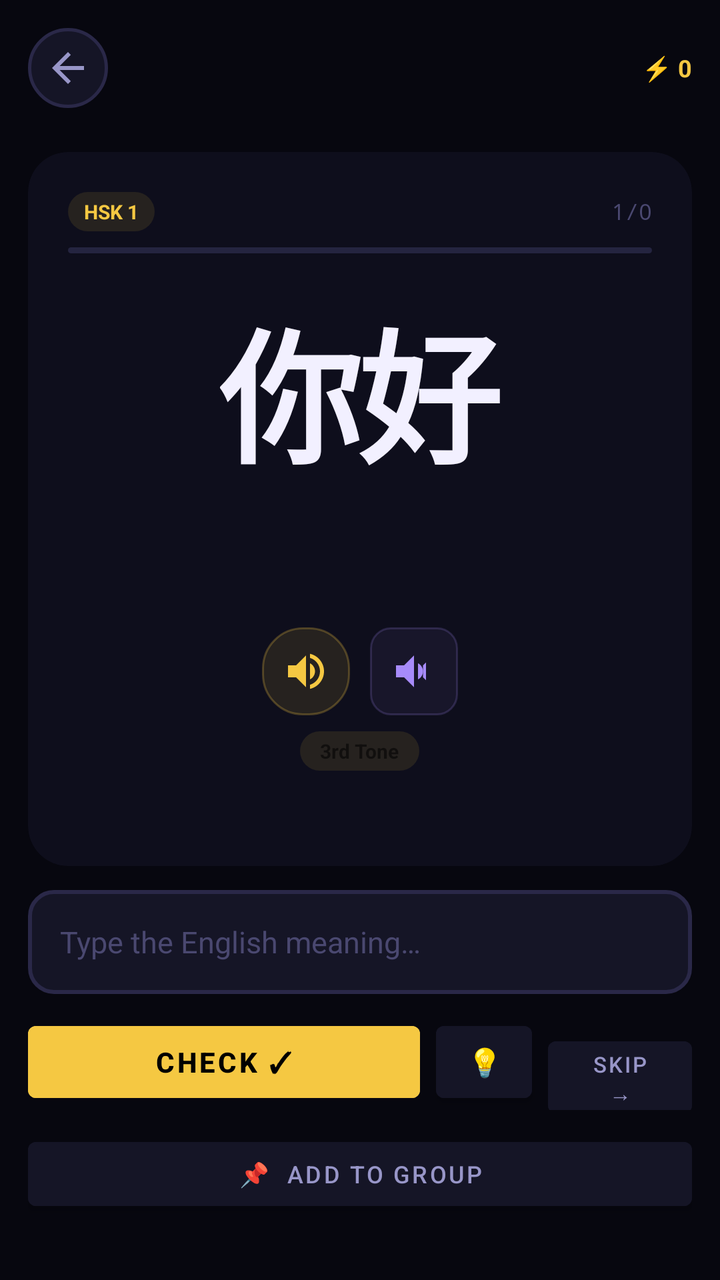
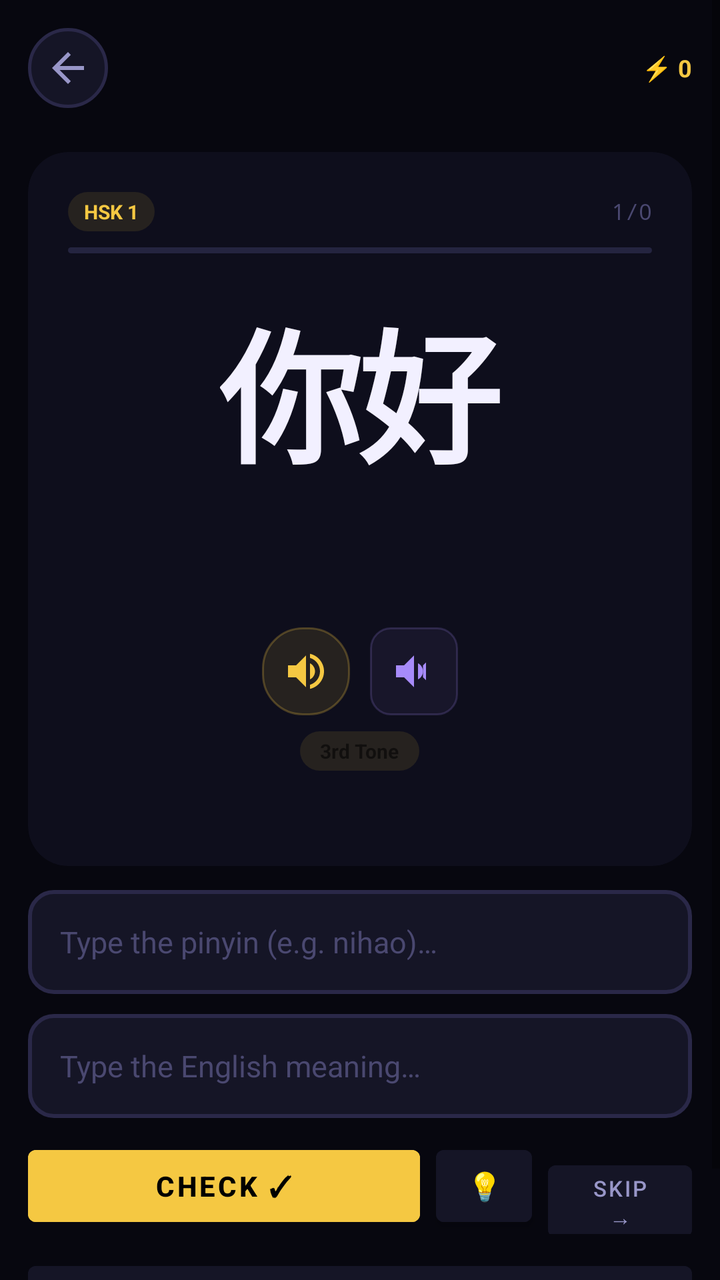

Before-and-after screenshots of an Android layout around one commit, followed by the original layout XML and the change that was made.
<!-- AndroidManifest.xml: application theme AppTheme -->
<!-- res/layout/fragment_practice.xml -->
<?xml version="1.0" encoding="utf-8"?>
<ScrollView xmlns:android="http://schemas.android.com/apk/res/android"
    xmlns:app="http://schemas.android.com/apk/res-auto"
    android:layout_width="match_parent" android:layout_height="match_parent"
    android:background="@color/bg" android:fillViewport="true">
    <LinearLayout android:layout_width="match_parent" android:layout_height="wrap_content"
        android:orientation="vertical" android:padding="14dp">

        
        <LinearLayout android:layout_width="match_parent" android:layout_height="wrap_content"
            android:orientation="horizontal" android:gravity="center_vertical" android:layout_marginBottom="10dp">
            <ImageButton android:id="@+id/btnBack" android:layout_width="40dp" android:layout_height="40dp"
                android:src="@drawable/ic_back" android:background="@drawable/bg_pill"
                android:padding="8dp"/>
            <View android:layout_width="0dp" android:layout_height="1dp" android:layout_weight="1"/>
            <TextView android:id="@+id/tvXpTop" android:layout_width="wrap_content"
                android:layout_height="wrap_content" android:text="⚡ 0"
                android:textSize="12sp" android:textStyle="bold" android:textColor="@color/gold"/>
        </LinearLayout>

        
        <HorizontalScrollView android:layout_width="match_parent" android:layout_height="wrap_content"
            android:scrollbars="none" android:layout_marginBottom="12dp">
            <LinearLayout android:id="@+id/llPills" android:layout_width="wrap_content"
                android:layout_height="wrap_content" android:orientation="horizontal"/>
        </HorizontalScrollView>

        
        <androidx.cardview.widget.CardView android:id="@+id/cardWord"
            android:layout_width="match_parent" android:layout_height="wrap_content"
            android:layout_marginBottom="12dp"
            app:cardBackgroundColor="@color/bg2" app:cardCornerRadius="20dp" app:cardElevation="0dp">
            <LinearLayout android:layout_width="match_parent" android:layout_height="wrap_content"
                android:orientation="vertical" android:padding="20dp" android:gravity="center">

                <LinearLayout android:layout_width="match_parent" android:layout_height="wrap_content"
                    android:orientation="horizontal" android:gravity="center_vertical" android:layout_marginBottom="8dp">
                    <TextView android:id="@+id/tvHskBadge" android:layout_width="wrap_content"
                        android:layout_height="wrap_content" android:text="HSK 1"
                        android:textSize="10sp" android:textStyle="bold"
                        android:background="@drawable/bg_badge" android:paddingHorizontal="8dp" android:paddingVertical="3dp"
                        android:textColor="@color/gold"/>
                    <View android:layout_width="0dp" android:layout_height="1dp" android:layout_weight="1"/>
                    <TextView android:id="@+id/tvCounter" android:layout_width="wrap_content"
                        android:layout_height="wrap_content" android:text="1/0"
                        android:textSize="11sp" android:textColor="@color/text_muted" android:fontFamily="monospace"/>
                </LinearLayout>

                <ProgressBar android:id="@+id/pbProgress"
                    style="?android:attr/progressBarStyleHorizontal"
                    android:layout_width="match_parent" android:layout_height="3dp"
                    android:progressDrawable="@drawable/pb_word" android:layout_marginBottom="16dp"/>

                <TextView android:id="@+id/tvChar" android:layout_width="wrap_content"
                    android:layout_height="wrap_content" android:text="你好"
                    android:textSize="72sp" android:textStyle="bold"
                    android:textColor="@color/text_primary" android:layout_marginBottom="8dp"
                    android:letterSpacing="-0.03"/>

                <TextView android:id="@+id/tvPinyin" android:layout_width="wrap_content"
                    android:layout_height="wrap_content" android:text=""
                    android:textSize="17sp" android:textColor="@color/violet"
                    android:textStyle="italic" android:minHeight="24dp" android:layout_marginBottom="4dp"/>

                <TextView android:id="@+id/tvMeaning" android:layout_width="wrap_content"
                    android:layout_height="wrap_content" android:text=""
                    android:textSize="15sp" android:textColor="@color/text_secondary"
                    android:minHeight="20dp" android:layout_marginBottom="10dp"/>

                                
                <LinearLayout android:layout_width="wrap_content" android:layout_height="wrap_content"
                    android:orientation="horizontal" android:gravity="center" android:layout_marginBottom="8dp">
                    <ImageButton android:id="@+id/btnSpeak"
                        android:layout_width="44dp" android:layout_height="44dp"
                        android:src="@drawable/ic_speak"
                        android:background="@drawable/bg_chip_gold"
                        android:padding="10dp"
                        android:contentDescription="Speak"
                        android:layout_marginEnd="10dp"/>
                    <ImageButton android:id="@+id/btnSpeakSlow"
                        android:layout_width="44dp" android:layout_height="44dp"
                        android:src="@drawable/ic_speak_slow"
                        android:background="@drawable/bg_hint"
                        android:padding="10dp"
                        android:contentDescription="Speak slowly"/>
                </LinearLayout>

<TextView android:id="@+id/tvTone" android:layout_width="wrap_content"
                    android:layout_height="wrap_content" android:text="3rd Tone"
                    android:textSize="10sp" android:textStyle="bold"
                    android:background="@drawable/bg_badge" android:paddingHorizontal="10dp"
                    android:paddingVertical="3dp" android:layout_marginBottom="10dp"/>

                <TextView android:id="@+id/tvReview" android:layout_width="wrap_content"
                    android:layout_height="wrap_content" android:text="⟳ 0 review"
                    android:textSize="10sp" android:textStyle="bold" android:textColor="@color/amber"
                    android:background="@drawable/bg_chip_amber" android:paddingHorizontal="8dp"
                    android:paddingVertical="3dp" android:visibility="gone" android:layout_marginBottom="8dp"/>

                <LinearLayout android:id="@+id/llDots" android:layout_width="wrap_content"
                    android:layout_height="wrap_content" android:orientation="horizontal"
                    android:layout_marginBottom="4dp"/>

                <TextView android:id="@+id/tvPassFail" android:layout_width="wrap_content"
                    android:layout_height="wrap_content" android:text=""
                    android:textSize="10sp" android:textColor="@color/text_muted"/>
            </LinearLayout>
        </androidx.cardview.widget.CardView>

        
        <TextView android:id="@+id/tvHint" android:layout_width="match_parent"
            android:layout_height="wrap_content" android:text=""
            android:textSize="13sp" android:textColor="@color/violet"
            android:background="@drawable/bg_hint" android:padding="12dp"
            android:gravity="center" android:layout_marginBottom="10dp" android:visibility="gone"/>

        
        <EditText android:id="@+id/etAnswer" android:layout_width="match_parent"
            android:layout_height="52dp" android:background="@drawable/bg_input"
            android:textColor="@color/text_primary" android:textSize="15sp"
            android:hint="Type the English meaning…" android:textColorHint="@color/text_muted"
            android:imeOptions="actionDone" android:inputType="text"
            android:paddingHorizontal="16dp" android:layout_marginBottom="10dp"/>

        
        <LinearLayout android:layout_width="match_parent" android:layout_height="wrap_content"
            android:orientation="horizontal" android:layout_marginBottom="10dp">
            <Button android:id="@+id/btnCheck" android:layout_width="0dp" android:layout_height="48dp"
                android:layout_weight="1" android:text="Check ✓" android:textStyle="bold"
                android:backgroundTint="@color/gold" android:textColor="@color/black"
                android:layout_marginEnd="8dp"/>
            <Button android:id="@+id/btnHint" android:layout_width="48dp" android:layout_height="48dp"
                android:text="💡" android:backgroundTint="@color/bg3" android:layout_marginEnd="8dp"/>
            <Button android:id="@+id/btnSkip" android:layout_width="72dp" android:layout_height="48dp"
                android:text="Skip →" android:backgroundTint="@color/bg3"
                android:textColor="@color/text_secondary" android:textSize="11sp"/>
        </LinearLayout>

        <Button android:id="@+id/btnAddGroup" android:layout_width="match_parent"
            android:layout_height="44dp" android:text="📌  Add to Group"
            android:textSize="12sp" android:backgroundTint="@color/bg3"
            android:textColor="@color/text_secondary" android:layout_marginBottom="16dp"/>
    </LinearLayout>
</ScrollView>
<!-- resources referenced by this layout -->
<resources>
  <color name="amber">#FB923C</color>
  <color name="bg">#07070F</color>
  <color name="bg2">#0E0E1C</color>
  <color name="bg3">#151526</color>
  <color name="black">#000000</color>
  <color name="gold">#F5C842</color>
  <color name="text_muted">#4A4870</color>
  <color name="text_primary">#F2F0FF</color>
  <color name="text_secondary">#9896C8</color>
  <color name="violet">#A78BFA</color>
  <!-- drawable bg_badge (drawable) -->
  <?xml version="1.0" encoding="utf-8"?>
  <shape xmlns:android="http://schemas.android.com/apk/res/android">
      <solid android:color="#1AF5C842"/>
      <corners android:radius="10dp"/>
  </shape>
  <!-- drawable bg_chip_amber (drawable) -->
  <?xml version="1.0" encoding="utf-8"?>
  <shape xmlns:android="http://schemas.android.com/apk/res/android">
      <solid android:color="#1AFB923C"/>
      <stroke android:width="1dp" android:color="#40FB923C"/>
      <corners android:radius="20dp"/>
  </shape>
  <!-- drawable bg_chip_gold (drawable) -->
  <?xml version="1.0" encoding="utf-8"?>
  <shape xmlns:android="http://schemas.android.com/apk/res/android">
      <solid android:color="#1AF5C842"/>
      <stroke android:width="1dp" android:color="#40F5C842"/>
      <corners android:radius="20dp"/>
  </shape>
  <!-- drawable bg_hint (drawable) -->
  <?xml version="1.0" encoding="utf-8"?>
  <shape xmlns:android="http://schemas.android.com/apk/res/android">
      <solid android:color="#10A78BFA"/>
      <stroke android:width="1dp" android:color="#30A78BFA"/>
      <corners android:radius="10dp"/>
  </shape>
  <!-- drawable bg_input (drawable) -->
  <?xml version="1.0" encoding="utf-8"?>
  <shape xmlns:android="http://schemas.android.com/apk/res/android">
      <solid android:color="#151526"/>
      <stroke android:width="2dp" android:color="#2A2848"/>
      <corners android:radius="12dp"/>
  </shape>
  <!-- drawable bg_pill (drawable) -->
  <?xml version="1.0" encoding="utf-8"?>
  <shape xmlns:android="http://schemas.android.com/apk/res/android">
      <solid android:color="#151526"/>
      <stroke android:width="1.5dp" android:color="#2A2848"/>
      <corners android:radius="20dp"/>
  </shape>
  <!-- drawable ic_back (drawable) -->
  <?xml version="1.0" encoding="utf-8"?>
  <vector xmlns:android="http://schemas.android.com/apk/res/android"
      android:width="24dp" android:height="24dp"
      android:viewportWidth="24" android:viewportHeight="24">
      <path android:fillColor="#9896C8"
          android:pathData="M20 11H7.83l5.59-5.59L12 4l-8 8 8 8 1.41-1.41L7.83 13H20v-2z"/>
  </vector>
  <!-- drawable ic_speak (drawable) -->
  <?xml version="1.0" encoding="utf-8"?>
  <vector xmlns:android="http://schemas.android.com/apk/res/android"
      android:width="24dp" android:height="24dp"
      android:viewportWidth="24" android:viewportHeight="24">
      <path android:fillColor="#F5C842"
          android:pathData="M3 9v6h4l5 5V4L7 9H3zm13.5 3c0-1.77-1.02-3.29-2.5-4.03v8.05c1.48-.73 2.5-2.25 2.5-4.02zM14 3.23v2.06c2.89.86 5 3.54 5 6.71s-2.11 5.85-5 6.71v2.06c4.01-.91 7-4.49 7-8.77s-2.99-7.86-7-8.77z"/>
  </vector>
  <!-- drawable ic_speak_slow (drawable) -->
  <?xml version="1.0" encoding="utf-8"?>
  <vector xmlns:android="http://schemas.android.com/apk/res/android"
      android:width="24dp" android:height="24dp"
      android:viewportWidth="24" android:viewportHeight="24">
      <path android:fillColor="#A78BFA"
          android:pathData="M3 9v6h4l5 5V4L7 9H3zm13.5 3c0-1.77-1.02-3.29-2.5-4.03v8.05c1.48-.73 2.5-2.25 2.5-4.02z"/>
      <path android:fillColor="#A78BFA"
          android:pathData="M18 7.5v9l-1.5-1.5V9z"/>
  </vector>
  <color name="white">#FFFFFF</color>
  <!-- unchanged entries left out for length: 2 -->
</resources>

<!-- the commit's change to res/layout/fragment_practice.xml (unified diff, before → after) -->
@@ -115,12 +115,36 @@
             android:gravity="center" android:layout_marginBottom="10dp" android:visibility="gone"/>
 
         
-        <EditText android:id="@+id/etAnswer" android:layout_width="match_parent"
+        <LinearLayout android:layout_width="match_parent" android:layout_height="wrap_content"
+            android:orientation="vertical" android:layout_marginBottom="10dp">
+            <EditText android:id="@+id/etPinyinAnswer" android:layout_width="match_parent"
+            android:layout_height="52dp" android:background="@drawable/bg_input"
+            android:textColor="@color/text_primary" android:textSize="15sp"
+            android:hint="Type the pinyin (e.g. nihao)…" android:textColorHint="@color/text_muted"
+            android:imeOptions="actionNext" android:inputType="text"
+            android:paddingHorizontal="16dp" android:layout_marginBottom="0dp"/>
+            <TextView android:id="@+id/tvPinyinError" android:layout_width="match_parent"
+                android:layout_height="wrap_content" android:visibility="gone"
+                android:text="Please type the pinyin to check"
+                android:textColor="@color/ruby" android:textSize="12sp"
+                android:layout_marginTop="4dp" android:paddingHorizontal="4dp"/>
+        </LinearLayout>
+
+        
+        <LinearLayout android:layout_width="match_parent" android:layout_height="wrap_content"
+            android:orientation="vertical" android:layout_marginBottom="10dp">
+            <EditText android:id="@+id/etAnswer" android:layout_width="match_parent"
             android:layout_height="52dp" android:background="@drawable/bg_input"
             android:textColor="@color/text_primary" android:textSize="15sp"
             android:hint="Type the English meaning…" android:textColorHint="@color/text_muted"
             android:imeOptions="actionDone" android:inputType="text"
-            android:paddingHorizontal="16dp" android:layout_marginBottom="10dp"/>
+            android:paddingHorizontal="16dp" android:layout_marginBottom="0dp"/>
+            <TextView android:id="@+id/tvMeaningError" android:layout_width="match_parent"
+                android:layout_height="wrap_content" android:visibility="gone"
+                android:text="Please type the English meaning to check"
+                android:textColor="@color/ruby" android:textSize="12sp"
+                android:layout_marginTop="4dp" android:paddingHorizontal="4dp"/>
+        </LinearLayout>
 
         
         <LinearLayout android:layout_width="match_parent" android:layout_height="wrap_content"
<!-- resource entries referenced after the edit -->
@@ -6,6 +6,7 @@
   <color name="bg3">#151526</color>
   <color name="black">#000000</color>
   <color name="gold">#F5C842</color>
+  <color name="ruby">#E8455A</color>
   <color name="text_muted">#4A4870</color>
   <color name="text_primary">#F2F0FF</color>
   <color name="text_secondary">#9896C8</color>
